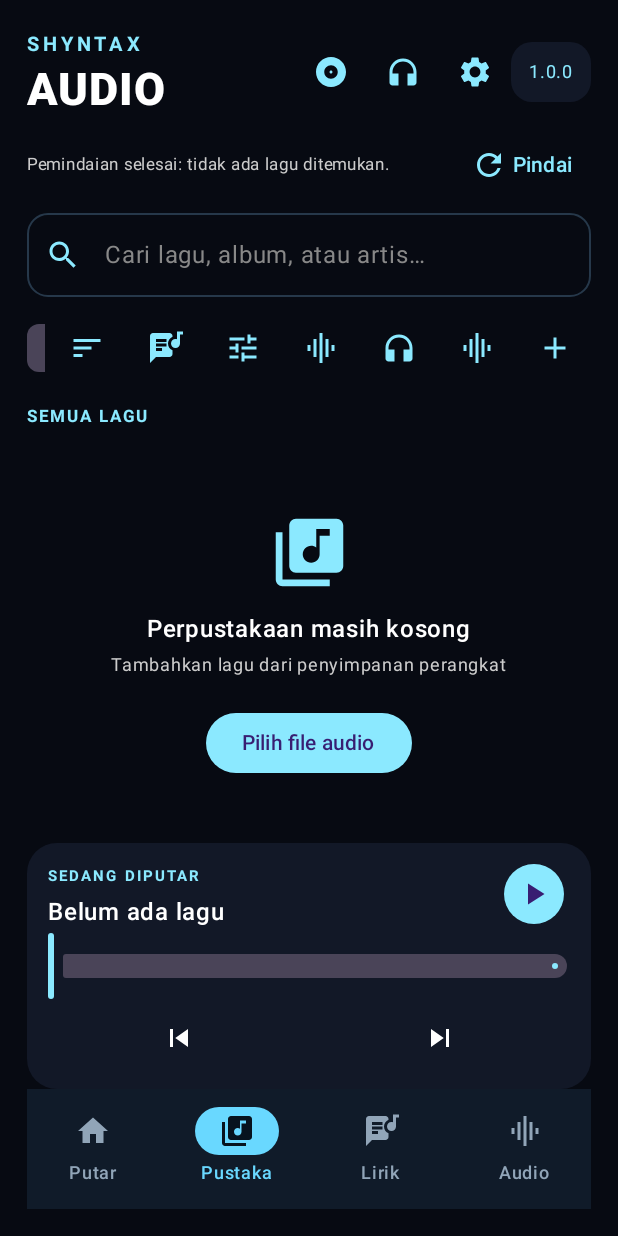
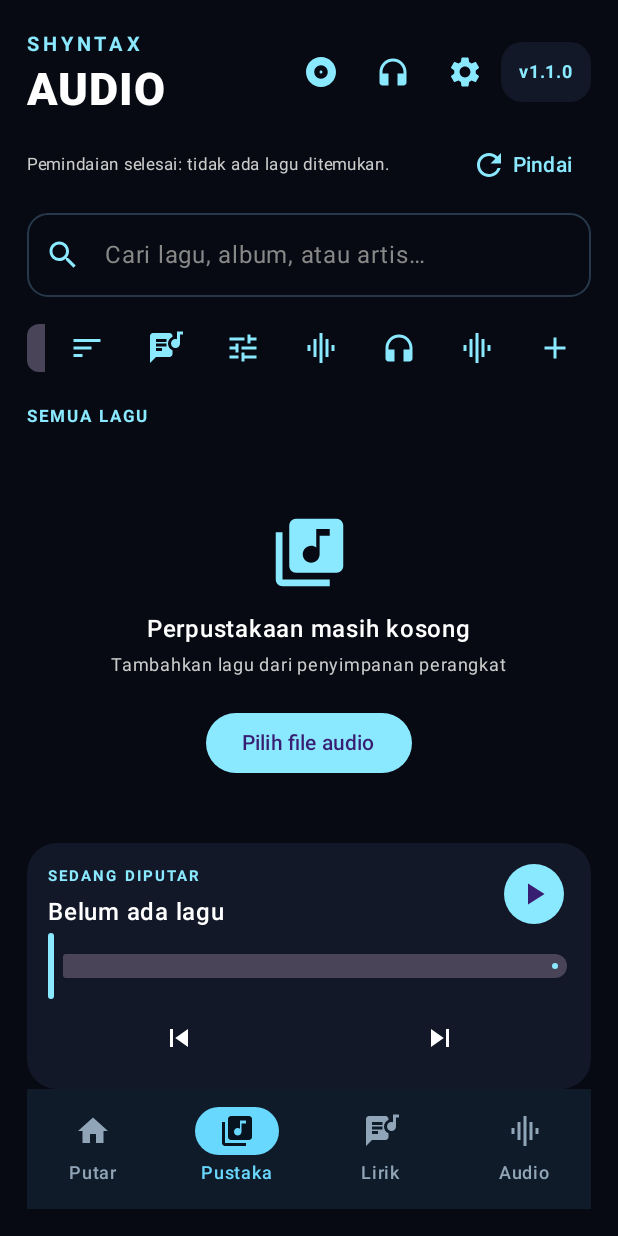
Before and after one commit to PedjoeangSolo/shyntax-audio, an Android app built with Jetpack Compose: the screen it shows after launch (MainActivity), item 2 of the bottom bar chosen, on a phone screen of 412 x 824 dp. Run offline under Robolectric (Android 15) with nearby library versions, the phone set to English and light mode, and no system bars; 5 statements that could not run were skipped.

Commit message:
Show app version in player and library screens

```diff
--- a/app/src/main/java/com/shyntax/audio/MainActivity.kt
+++ b/app/src/main/java/com/shyntax/audio/MainActivity.kt
@@ -763,7 +763,7 @@ private fun AudioHome(
                 Icon(Icons.Default.Settings, "Backup dan pengaturan", tint = Ice)
             }
             Surface(color = Panel, shape = RoundedCornerShape(14.dp)) {
-                Text("1.0.0", color = Ice, modifier = Modifier.padding(horizontal = 12.dp, vertical = 8.dp), fontSize = 12.sp)
+                Text("v${BuildConfig.VERSION_NAME}", color = Ice, modifier = Modifier.padding(horizontal = 12.dp, vertical = 8.dp), fontSize = 12.sp, fontWeight = FontWeight.Bold)
             }
         }
         Spacer(Modifier.height(8.dp))
@@ -944,7 +944,7 @@ private fun AudioHome(
                 Column(Modifier.weight(1f)) {
                     Text("SHYNTAX", color = Ice, fontSize = 12.sp, fontWeight = FontWeight.Black, letterSpacing = 3.sp)
                     Text("AUDIO", color = Color.White, fontSize = 23.sp, fontWeight = FontWeight.ExtraBold, letterSpacing = 1.5.sp)
-                    Text("HI-FI MUSIC EXPERIENCE", color = MutedText, fontSize = 9.sp, letterSpacing = 1.8.sp)
+                    Text("HI-FI MUSIC EXPERIENCE  •  v${BuildConfig.VERSION_NAME}", color = MutedText, fontSize = 9.sp, letterSpacing = 1.2.sp)
                 }
                 Surface(color = PanelRaised, shape = RoundedCornerShape(50)) {
                     Row(Modifier.padding(horizontal = 10.dp, vertical = 7.dp), verticalAlignment = Alignment.CenterVertically) {
```
